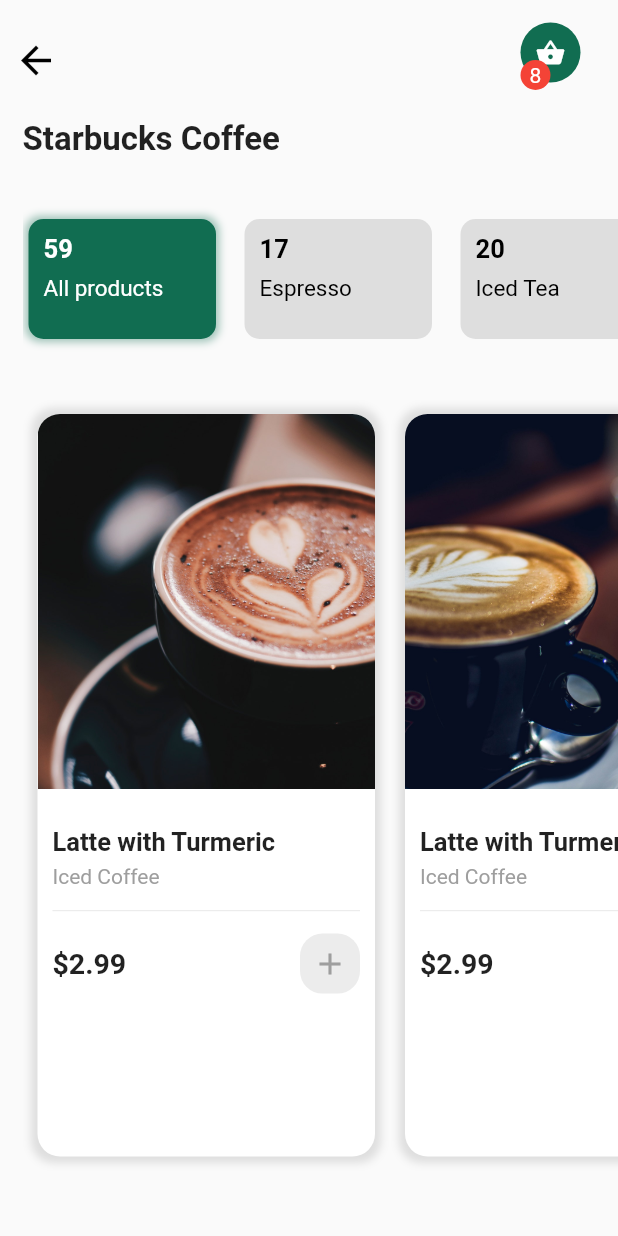
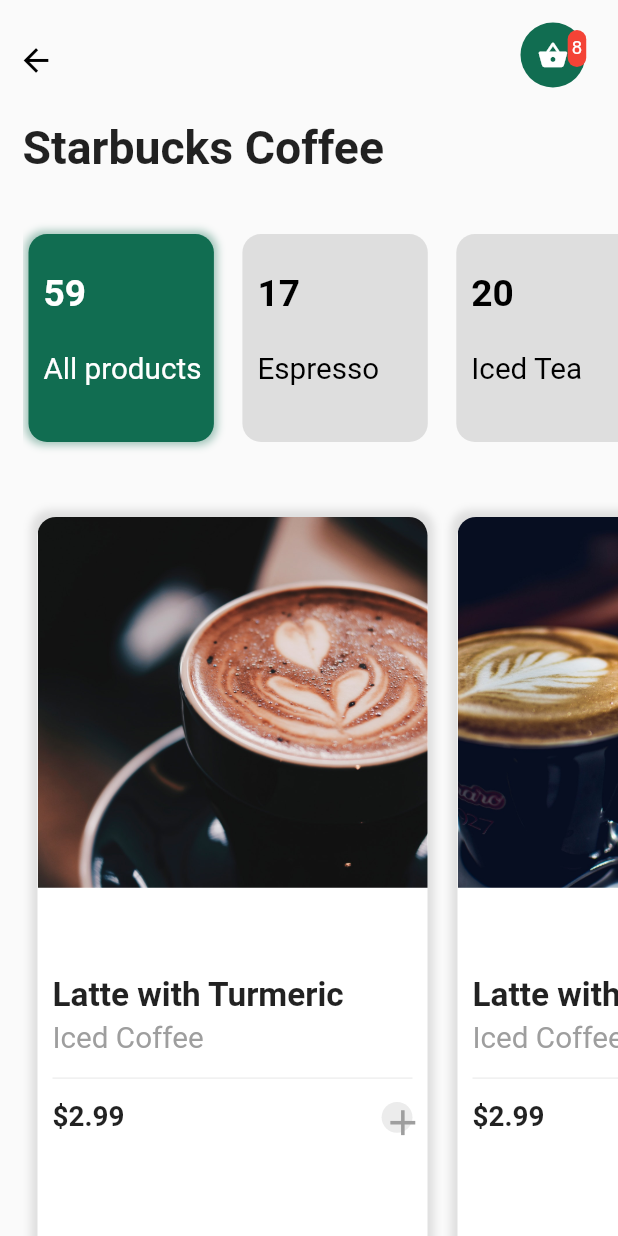
Before and after one commit to fzaite/fzaite3, a Flutter app: the MyHomePage screen opened directly, on a phone screen of 412 x 824 dp. Run offline on Flutter 3.47's test engine with Material 2 defaults, Android fonts, the phone set to English and light mode, and no system bars; our stand-ins replace carousel_slider, flutter_screenutil; Roboto replaces fonts that are missing (Raleway); project files that could hold a hidden picture were left out.

Commit message:
Last Update

```diff
--- a/lib/view/home_page/home.dart
+++ b/lib/view/home_page/home.dart
@@ -34,6 +34,7 @@
 import '../Cakes_pastries/cakes.dart';
 import '../restaurant_reviews/restaurant_reviews.dart';
 import '../others/starbucks.dart';
+import '../rental_service/rental_service.dart';
 
 class MyApp extends StatelessWidget {
   const MyApp({Key? key}) : super(key: key);
@@ -75,6 +76,8 @@
           '/cakes': (BuildContext context) => const Cakes(),
           '/reviews': (BuildContext context) => const Restaurant(),
           '/Starbucks': (BuildContext context) => const Starbucks(),
+          '/R': (BuildContext context) => const Rentalservice(),
+          '/rentalservice': (BuildContext context) => const Rentalservice(),
         },
         home: const MyHomePage(),
       ),
--- a/lib/view/home_page/pages/f3home.dart
+++ b/lib/view/home_page/pages/f3home.dart
@@ -4,6 +4,7 @@
 import '../widget/home13.dart';
 import '../widget/home14.dart';
 import '../widget/home15.dart';
+import '../widget/home16.dart';
 import '../widget/line.dart';
 
 class F3home extends StatefulWidget {
@@ -31,6 +32,9 @@
           SizedBox(height: 5.0),
           Line(),
           Home15(),
+          SizedBox(height: 5.0),
+          Line(),
+          Home16(),
         ],
       ),
     );
--- a/lib/view/others/starbucks.dart
+++ b/lib/view/others/starbucks.dart
@@ -29,6 +29,8 @@
 
   @override
   Widget build(BuildContext context) {
+    double w = MediaQuery.of(context).size.width;
+    double h = MediaQuery.of(context).size.height;
     return Scaffold(
         body: ListView(
       children: <Widget>[
@@ -38,9 +40,12 @@
             Padding(
               padding: const EdgeInsets.only(top: 15.0),
               child: IconButton(
-                  icon: const Icon(Icons.arrow_back),
+                  icon: Icon(
+                    Icons.arrow_back,
+                    size: w * 0.06,
+                  ),
                   color: Colors.black,
-                  iconSize: 30,
+                  iconSize: w * 0.06,
                   onPressed: () {
                     Navigator.of(context).pushNamed('/home');
                   }),
@@ -50,40 +55,42 @@
               child: Stack(
                 children: <Widget>[
                   Container(
-                    height: 50.0,
-                    width: 50.0,
+                    height: 50,
+                    width: 50,
                     decoration: BoxDecoration(
                         borderRadius: BorderRadius.circular(20.0),
                         color: Colors.transparent),
                   ),
                   Container(
-                    height: 40.0,
-                    width: 40.0,
+                    height: w * .035 + h * .035,
+                    width: w * .035 + h * .035,
                     decoration: BoxDecoration(
-                        borderRadius: BorderRadius.circular(20.0),
+                        borderRadius: BorderRadius.circular(w * 0.8),
                         color: const Color(0xFF116D51)),
-                    child: const Center(
+                    child: Center(
                       child: Icon(
                         Icons.shopping_basket,
                         color: Colors.white,
-                        size: 20.0,
+                        size: w * 0.050,
                       ),
                     ),
                   ),
                   Positioned(
-                    top: 25.0,
-                    right: 30.0,
+                    top: h * 0.006,
+                    right: w * 0.015,
                     child: Container(
-                      height: 20.0,
-                      width: 20.0,
+                      height: h * 0.03,
+                      width: w * 0.03,
                       decoration: BoxDecoration(
-                          borderRadius: BorderRadius.circular(10.0),
+                          borderRadius: BorderRadius.circular(w * 0.8),
                           color: Colors.red),
-                      child: const Center(
+                      child: Center(
                           child: Text(
                         '8',
                         style: TextStyle(
-                            fontFamily: 'Raleway', color: Colors.white),
+                            fontFamily: 'Raleway',
+                            color: Colors.white,
+                            fontSize: w * .03),
                       )),
                     ),
                   )
@@ -92,20 +99,21 @@
             )
           ],
         ),
-        const Padding(
-          padding: EdgeInsets.all(15.0),
+        Padding(
+          padding: const EdgeInsets.all(15.0),
           child: Text(
             'Starbucks Coffee',
             style: TextStyle(
                 fontFamily: 'Raleway',
-                fontSize: 22.0,
+                fontSize: w * .025 + h * .025,
                 fontWeight: FontWeight.bold),
           ),
         ),
         Padding(
           padding: const EdgeInsets.only(left: 15.0, top: 15.0, bottom: 15.0),
           child: SizedBox(
-            height: 100.0,
+            height: w * .205 + h * .090,
+            width: w * .205 + h * .090,
             child: ListView(
               scrollDirection: Axis.horizontal,
               children: <Widget>[
@@ -119,7 +127,7 @@
         Padding(
           padding: const EdgeInsets.only(left: 15.0, top: 15.0, bottom: 10.0),
           child: SizedBox(
-            height: MediaQuery.of(context).size.height / 1.6,
+            height: h * 0.8,
             child: ListView(
               scrollDirection: Axis.horizontal,
               children: <Widget>[
@@ -139,12 +147,14 @@
 
   _buildCoffeeItem(
       String imgPath, String productName, String productType, String price) {
+    double w = MediaQuery.of(context).size.width;
+    double h = MediaQuery.of(context).size.height;
     return Padding(
       padding: const EdgeInsets.all(10.0),
       child: Container(
-          width: 225.0,
+          width: 260,
           decoration: BoxDecoration(
-              borderRadius: BorderRadius.circular(15.0),
+              borderRadius: BorderRadius.circular(w * 0.031),
               color: Colors.white,
               boxShadow: [
                 BoxShadow(
@@ -158,24 +168,24 @@
                 crossAxisAlignment: CrossAxisAlignment.start,
                 children: <Widget>[
                   Container(
-                    height: 250.0,
-                    width: 225.0,
+                    height: h * .3,
+                    width: w * 0.7,
                     decoration: BoxDecoration(
-                        borderRadius: const BorderRadius.only(
-                            topLeft: Radius.circular(15.0),
-                            topRight: Radius.circular(15.0)),
+                        borderRadius: BorderRadius.only(
+                            topLeft: Radius.circular(w * 0.03),
+                            topRight: Radius.circular(w * 0.03)),
                         image: DecorationImage(
                             image: AssetImage(imgPath), fit: BoxFit.cover)),
                   ),
-                  const SizedBox(height: 25.0),
+                  SizedBox(height: h * 0.07),
                   Padding(
                     padding: const EdgeInsets.only(left: 10.0),
                     child: Text(
                       productName,
-                      style: const TextStyle(
+                      style: TextStyle(
                           fontFamily: 'Raleway',
                           fontWeight: FontWeight.bold,
-                          fontSize: 17.0),
+                          fontSize: w * .018 + h * .018),
                     ),
                   ),
                   const SizedBox(height: 5.0),
@@ -183,9 +193,9 @@
                     padding: const EdgeInsets.only(left: 10.0),
                     child: Text(
                       productType,
-                      style: const TextStyle(
+                      style: TextStyle(
                           fontFamily: 'Raleway',
-                          fontSize: 14.0,
+                          fontSize: w * .016 + h * .016,
                           color: Colors.grey),
                     ),
                   ),
@@ -204,21 +214,25 @@
                       children: <Widget>[
                         Text(
                           '\$' + price,
-                          style: const TextStyle(
+                          style: TextStyle(
                               fontFamily: 'Raleway',
                               fontWeight: FontWeight.bold,
-                              fontSize: 19.0),
+                              fontSize: w * .015 + h * .015),
                         ),
                         InkWell(
                           onTap: () {},
                           child: Container(
-                            height: 40.0,
-                            width: 40.0,
+                            height: w * .05,
+                            width: w * .05,
                             decoration: BoxDecoration(
                                 borderRadius: BorderRadius.circular(15.0),
                                 color: Colors.grey.withOpacity(0.2)),
-                            child: const Center(
-                              child: Icon(Icons.add, color: Colors.grey),
+                            child: Center(
+                              child: Icon(
+                                Icons.add,
+                                color: Colors.grey,
+                                size: w * .023 + h * .023,
+                              ),
                             ),
                           ),
                         )
@@ -233,6 +247,8 @@
   }
 
   _buildItem(String productName, int count) {
+    double w = MediaQuery.of(context).size.width;
+    double h = MediaQuery.of(context).size.height;
     return Padding(
       padding: const EdgeInsets.only(
           right: 15.0, top: 10.0, bottom: 10.0, left: 4.0),
@@ -240,7 +256,7 @@
         duration: const Duration(milliseconds: 500),
         curve: Curves.easeIn,
         decoration: BoxDecoration(
-            borderRadius: BorderRadius.circular(10.0),
+            borderRadius: BorderRadius.circular(w * 0.03),
             color: switchHighlight(productName),
             boxShadow: [
               BoxShadow(
@@ -248,8 +264,8 @@
                   spreadRadius: 2.0,
                   color: switchShadow(productName))
             ]),
-        height: 50.0,
-        width: 125.0,
+        height: h * .07,
+        width: w * .3,
         child: InkWell(
           onTap: () {
             selectedProduct(productName);
@@ -257,26 +273,26 @@
           child: Column(
             crossAxisAlignment: CrossAxisAlignment.start,
             children: <Widget>[
-              const SizedBox(height: 10.0),
+              SizedBox(height: h * .03),
               Padding(
                 padding: const EdgeInsets.only(left: 10.0),
                 child: Text(
                   count.toString(),
                   style: TextStyle(
                       fontFamily: 'Raleway',
-                      fontSize: 17.0,
+                      fontSize: w * .020 + h * .020,
                       fontWeight: FontWeight.bold,
                       color: switchHighlightColor(productName)),
                 ),
               ),
-              const SizedBox(height: 7.0),
+              SizedBox(height: h * .03),
               Padding(
                 padding: const EdgeInsets.only(left: 10.0),
                 child: Text(
                   productName,
                   style: TextStyle(
                       fontFamily: 'Raleway',
-                      fontSize: 15.0,
+                      fontSize: w * .016 + h * .016,
                       color: switchHighlightColor(productName)),
                 ),
               )
--- a/pubspec.yaml
+++ b/pubspec.yaml
@@ -35,6 +35,7 @@
   cupertino_icons: ^1.0.2
   flutter_screenutil: ^5.3.1
   splashscreen: ^1.3.5
+  carousel_slider: ^4.0.0
 
 dev_dependencies:
   flutter_test:
```
Also changed, not shown: lib/view/home_page/widget/home16.dart (added, +78 -0 lines), lib/view/rental_service/rental_service.dart (added, +414 -0 lines), assets/images/pic1.jpg (added), assets/images/pic2.jpg (added), pubspec.lock.
